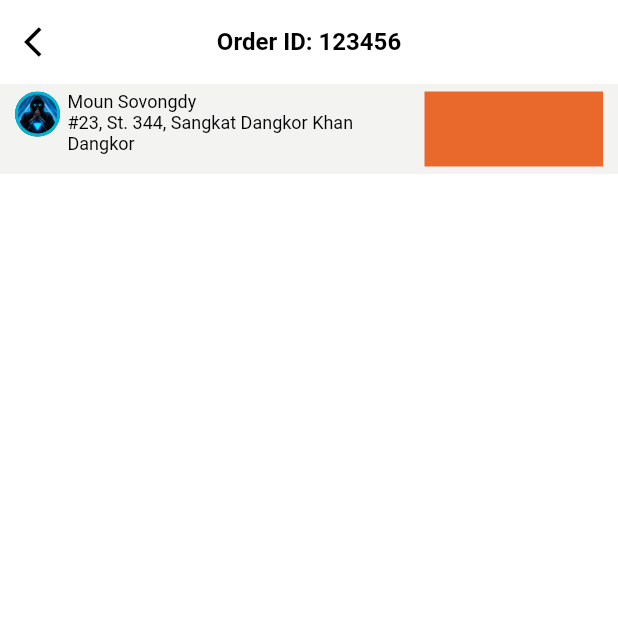
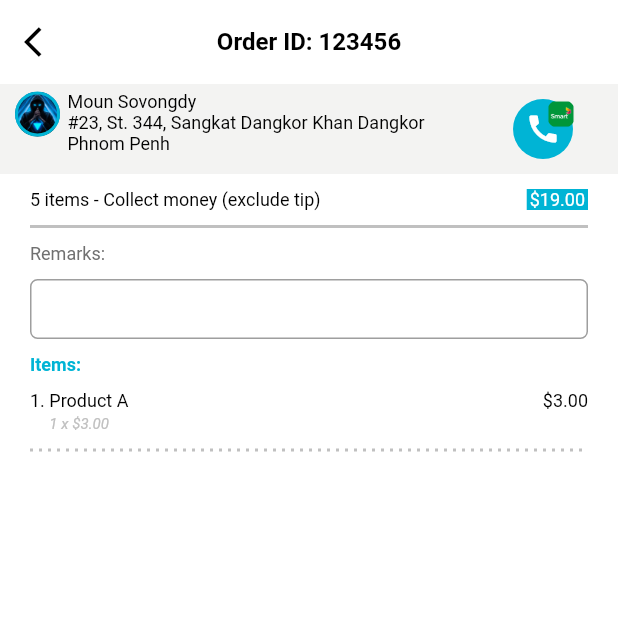
Before and after one commit to OeungChheanghok123/LoyEat, a Flutter app: the ReportOrderDetailPage screen opened directly, on a phone screen of 412 x 824 dp, the top half of it. Run offline on Flutter 3.47's test engine with Material 2 defaults, Android fonts, the phone set to English and light mode, and no system bars; drawn by our look-alikes of dotted_line; our stand-ins replace flutter_svg, qr_flutter; project files that could hold a hidden picture were left out.

Commit message:
updated on 3-Mar-22

```diff
--- a/lib/widgets/layout_widget/text_widget.dart
+++ b/lib/widgets/layout_widget/text_widget.dart
@@ -6,6 +6,7 @@ class TextWidget extends StatelessWidget {
   final TextAlign textAlign;
   final double size;
   final FontWeight fontWeight;
+  final FontStyle fontStyle;
   final Color color;
   final bool isTitle;
 
@@ -15,6 +16,7 @@ class TextWidget extends StatelessWidget {
     this.textAlign = TextAlign.start,
     this.size = 12,
     this.fontWeight = FontWeight.normal,
+    this.fontStyle = FontStyle.normal,
     this.color = black,
     this.isTitle = false,
   }) : super(key: key);
@@ -30,6 +32,7 @@ class TextWidget extends StatelessWidget {
       fontSize: size,
       fontWeight: fontWeight,
       color: color,
+      fontStyle: fontStyle,
     ),
   );
 }
--- a/lib/widgets/page_widget/report_order_detail_page_widget.dart
+++ b/lib/widgets/page_widget/report_order_detail_page_widget.dart
@@ -1,5 +1,9 @@
+import 'package:dotted_line/dotted_line.dart';
 import 'package:flutter/material.dart';
 import 'package:loy_eat/widgets/layout_widget/color.dart';
+import 'package:loy_eat/widgets/layout_widget/icon_widget.dart';
+import 'package:loy_eat/widgets/layout_widget/space.dart';
+import 'package:loy_eat/widgets/layout_widget/text_field_widget.dart';
 import 'package:loy_eat/widgets/layout_widget/text_widget.dart';
 
 class ReportOrderDetailPageWidget extends StatefulWidget {
@@ -20,7 +24,7 @@ class _ReportOrderDetailPageWidgetState extends State<ReportOrderDetailPageWidge
         children: [
           _buildProfileCustomer,
           Container(
-            margin: const EdgeInsets.fromLTRB(15, 5, 15, 15),
+            margin: const EdgeInsets.fromLTRB(20, 10, 20, 15),
             child: _buildOrderDetailItem,
           ),
         ],
@@ -65,16 +69,44 @@ class _ReportOrderDetailPageWidgetState extends State<ReportOrderDetailPageWidge
                     text: "Moun Sovongdy",
                   ),
                   TextWidget(
-                    text: "#23, St. 344, Sangkat Dangkor Khan Dangkor",
+                    text: "#23, St. 344, Sangkat Dangkor Khan Dangkor Phnom Penh",
                   ),
                 ],
               ),
             ),
           ),
           Expanded(
-            flex: 1,
-            child: Container(
-              color: carrot,
+            flex: 0,
+            child: Center(
+              child: Stack(
+                children: [
+                  Container(
+                    height: 40,
+                    width: 40,
+                    margin: const EdgeInsets.fromLTRB(30, 0, 20, 0),
+                    decoration: BoxDecoration(
+                      color: rabbit,
+                      borderRadius: BorderRadius.circular(100),
+                    ),
+                    child: const IconWidget(icon: Icons.call, color: white, size: 24),
+                  ),
+                  Positioned(
+                    top: 0,
+                    right: 18,
+                    child: Container(
+                      height: 20,
+                      width: 20,
+                      decoration: BoxDecoration(
+                        borderRadius: BorderRadius.circular(100),
+                        image: const DecorationImage(
+                          image: AssetImage('assets/image/smart_icon.png'),
+                          fit: BoxFit.fill,
+                        ),
+                      ),
+                    ),
+                  ),
+                ],
+              )
             ),
           ),
         ],
@@ -82,6 +114,77 @@ class _ReportOrderDetailPageWidgetState extends State<ReportOrderDetailPageWidge
     );
   }
   Widget get _buildOrderDetailItem{
-    return Container();
+    return Column(
+      crossAxisAlignment: CrossAxisAlignment.start,
+      children: [
+        Row(
+          mainAxisAlignment: MainAxisAlignment.spaceBetween,
+          children: [
+            const TextWidget(text: '5 items - Collect money (exclude tip)'),
+            Container(
+              color: rabbit,
+              padding: const EdgeInsets.symmetric(horizontal: 2),
+              child: const TextWidget(text: '\$19.00', color: white,),
+            ),
+          ],
+        ),
+        Container(
+          width: double.infinity,
+          height: 2,
+          color: silver,
+          margin: const EdgeInsets.symmetric(vertical: 10),
+        ),
+        const TextWidget(text: "Remarks:", color: text,),
+        const TextFieldWidget(inputType: TextInputType.text, height: 40),
+        const TextWidget(text: "Items:", color: rabbit, fontWeight: FontWeight.bold,),
+        Container(
+          margin: const EdgeInsets.symmetric(vertical: 10),
+          child: Column(
+            children: [
+              Row(
+                crossAxisAlignment: CrossAxisAlignment.start,
+                mainAxisAlignment: MainAxisAlignment.spaceBetween,
+                children: [
+                  Row(
+                    crossAxisAlignment: CrossAxisAlignment.start,
+                    children: [
+                      const Expanded(
+                          flex: 0,
+                          child: TextWidget(text: '1. ',)
+                      ),
+                      Column(
+                        crossAxisAlignment: CrossAxisAlignment.start,
+                        children: const [
+                          Expanded(
+                              flex: 0,
+                              child: TextWidget(text: 'Product A',)
+                          ),
+                          Space(height: 3),
+                          Expanded(
+                            flex: 0,
+                            child: TextWidget(text: "1 x \$3.00", size: 10, color: silver, fontStyle: FontStyle.italic,),
+                          ),
+                        ],
+                      ),
+                    ],
+                  ),
+                  const TextWidget(text: '\$3.00'),
+                ],
+              ),
+              const Space(),
+              Container(
+                margin: const EdgeInsets.symmetric(vertical: 5),
+                child: const DottedLine(
+                  dashLength: 2,
+                  lineThickness: 2,
+                  dashColor: silver,
+                ),
+              ),
+
+            ],
+          )
+        ),
+      ],
+    );
   }
 }
```
Also changed, not shown: assets/image/smart_icon.png (added).
